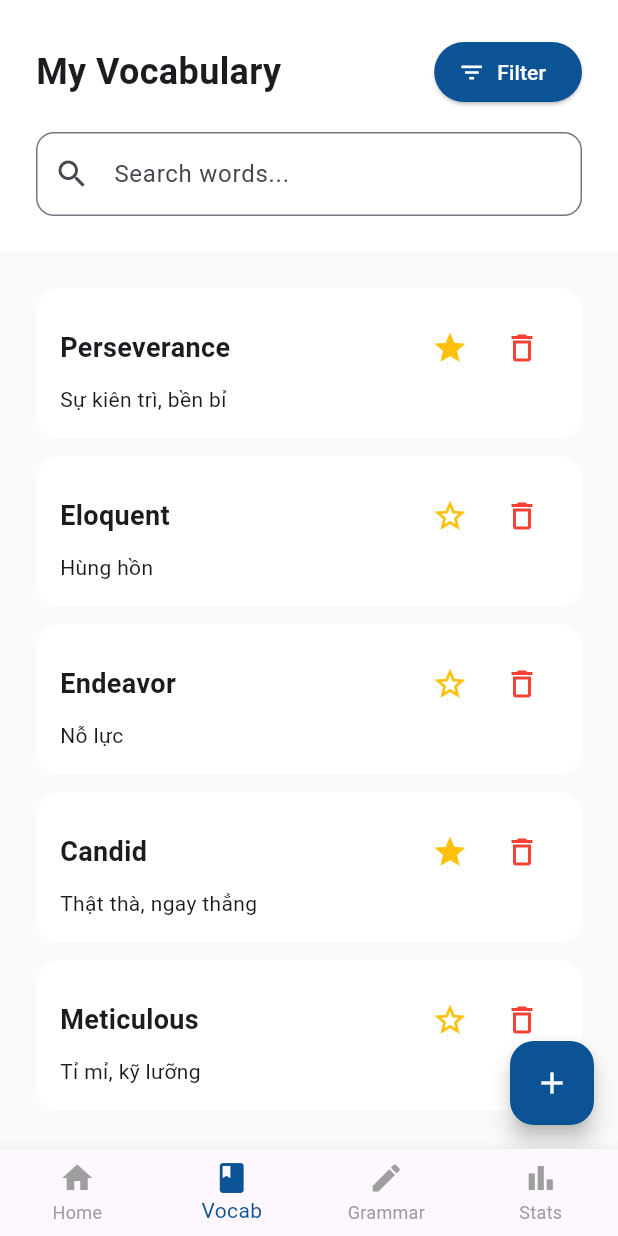
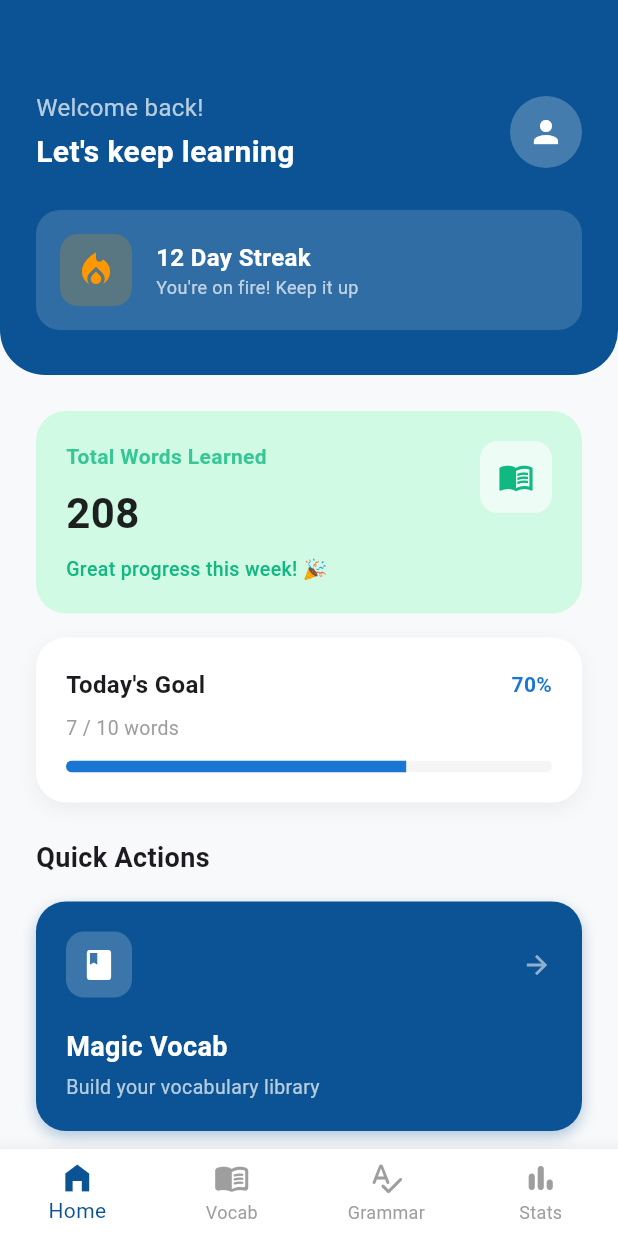
Before and after one commit to vuduyhung123/magic_english_app, a Flutter app: the MainScreen screen opened directly, on a phone screen of 412 x 824 dp. Run offline on Flutter 3.47's test engine with Material 3 defaults, Android fonts, the phone set to English and light mode, and no system bars; network calls fail.

Commit message:
[Feature] Tao giao dien home

```diff
--- a/lib/main.dart
+++ b/lib/main.dart
@@ -1,29 +1,29 @@
-
 import 'package:flutter/material.dart';
 import 'view_models/vocab_view_model.dart';
 import 'views/vocab_screen.dart';
 import 'views/welcome_screen.dart';
+import 'views/home_screen.dart'; // Import file mới
 
 void main() {
   runApp(const MyApp());
 }
 
-class MyApp extends StatefulWidget {
+class MyApp extends StatelessWidget {
   const MyApp({super.key});
-
-  @override
-  State<MyApp> createState() => _MyAppState();
-}
-
-class _MyAppState extends State<MyApp> {
-  // Khởi tạo ViewModel tại gốc ứng dụng
-  final VocabViewModel _vocabViewModel = VocabViewModel();
 
   @override
   Widget build(BuildContext context) {
     return MaterialApp(
       debugShowCheckedModeBanner: false,
-      home:  WelcomeScreen(),
+      title: 'Magic English',
+      themeMode: ThemeMode.light,
+      theme: ThemeData(
+        brightness: Brightness.light,
+        primaryColor: const Color(0xFF0B5394),
+        scaffoldBackgroundColor: Colors.white,
+        useMaterial3: true,
+      ),
+      home: const WelcomeScreen(), // Bắt đầu từ màn hình Welcome
     );
   }
 }
@@ -37,31 +37,48 @@
 }
 
 class _MainScreenState extends State<MainScreen> {
-  int _currentIndex = 1;
+  int _currentIndex = 0; // Mặc định mở tab Home (Index 0)
+
+  // Hàm chuyển tab
+  void _onTabTapped(int index) {
+    setState(() {
+      _currentIndex = index;
+    });
+  }
 
   @override
   Widget build(BuildContext context) {
-    // Truyền ViewModel vào VocabScreen
+    // Danh sách màn hình
     final List<Widget> screens = [
-      const Center(child: Text("Home")),
+      // Index 0: Home Screen (Truyền hàm chuyển tab vào)
+      HomeScreen(onNavigateToTab: _onTabTapped),
+
+      // Index 1: Vocab
       VocabScreen(viewModel: widget.viewModel),
-      const Center(child: Text("Grammar")),
-      const Center(child: Text("Stats")),
+
+      // Index 2: Grammar
+
     ];
 
     return Scaffold(
-      body: IndexedStack(index: _currentIndex, children: screens),
+      body: IndexedStack(
+        index: _currentIndex,
+        children: screens,
+      ),
       bottomNavigationBar: BottomNavigationBar(
         currentIndex: _currentIndex,
-        onTap: (idx) => setState(() => _currentIndex = idx),
+        onTap: _onTabTapped, // Gọi hàm chuyển tab khi bấm thanh dưới
         selectedItemColor: const Color(0xFF0B5394),
         unselectedItemColor: Colors.grey,
         type: BottomNavigationBarType.fixed,
+        backgroundColor: Colors.white,
+        elevation: 10,
+        showUnselectedLabels: true,
         items: const [
-          BottomNavigationBarItem(icon: Icon(Icons.home), label: "Home"),
-          BottomNavigationBarItem(icon: Icon(Icons.book), label: "Vocab"),
-          BottomNavigationBarItem(icon: Icon(Icons.edit), label: "Grammar"),
-          BottomNavigationBarItem(icon: Icon(Icons.bar_chart), label: "Stats"),
+          BottomNavigationBarItem(icon: Icon(Icons.home_filled), label: "Home"),
+          BottomNavigationBarItem(icon: Icon(Icons.menu_book_rounded), label: "Vocab"),
+          BottomNavigationBarItem(icon: Icon(Icons.spellcheck_rounded), label: "Grammar"),
+          BottomNavigationBarItem(icon: Icon(Icons.bar_chart_rounded), label: "Stats"),
         ],
       ),
     );
--- /dev/null
+++ b/lib/views/home_screen.dart
@@ -0,0 +1,308 @@
+import 'package:flutter/material.dart';
+
+class HomeScreen extends StatelessWidget {
+  // Callback để chuyển tab khi bấm vào các thẻ Quick Action
+  final Function(int) onNavigateToTab;
+
+  const HomeScreen({super.key, required this.onNavigateToTab});
+
+  @override
+  Widget build(BuildContext context) {
+    return Scaffold(
+      backgroundColor: const Color(0xFFF8F9FA), // Nền xám rất nhạt
+      body: SingleChildScrollView(
+        child: Column(
+          children: [
+            // --- HEADER SECTION ---
+            _buildHeader(),
+
+            // --- BODY SECTION ---
+            Padding(
+              padding: const EdgeInsets.all(24.0),
+              child: Column(
+                crossAxisAlignment: CrossAxisAlignment.start,
+                children: [
+                  // 1. Total Words Card (Màu xanh mint)
+                  _buildStatCard(
+                    color: const Color(0xFFD1FAE5), // Xanh nhạt
+                    iconColor: const Color(0xFF10B981),
+                    icon: Icons.menu_book,
+                    title: "Total Words Learned",
+                    value: "208",
+                    subtitle: "Great progress this week! 🎉",
+                  ),
+
+                  const SizedBox(height: 16),
+
+                  // 2. Today's Goal (Card trắng)
+                  _buildGoalCard(),
+
+                  const SizedBox(height: 24),
+                  const Text("Quick Actions", style: TextStyle(fontSize: 18, fontWeight: FontWeight.bold)),
+                  const SizedBox(height: 16),
+
+                  // 3. Magic Vocab Card (Màu xanh đậm)
+                  _buildActionCard(
+                    color: const Color(0xFF0B5394),
+                    icon: Icons.book,
+                    title: "Magic Vocab",
+                    subtitle: "Build your vocabulary library",
+                    onTap: () => onNavigateToTab(1), // Chuyển sang Tab Vocab (Index 1)
+                  ),
+
+                  const SizedBox(height: 16),
+
+                  // 4. Grammar Check Card (Màu tím)
+                  _buildActionCard(
+                    color: const Color(0xFF8B5CF6),
+                    icon: Icons.check_circle_outline,
+                    title: "Grammar Check",
+                    subtitle: "Check and improve your writing",
+                    showAiBadge: true,
+                    onTap: () => onNavigateToTab(2), // Chuyển sang Tab Grammar (Index 2)
+                  ),
+
+                  const SizedBox(height: 24),
+
+                  // 5. Bottom Stats Row (2 thẻ nhỏ)
+                  Row(
+                    children: [
+                      Expanded(
+                        child: _buildSmallStat(
+                          title: "This Week",
+                          value: "42 words",
+                          color: const Color(0xFFE0F2FE), // Xanh dương nhạt
+                          textColor: const Color(0xFF0284C7),
+                        ),
+                      ),
+                      const SizedBox(width: 16),
+                      Expanded(
+                        child: _buildSmallStat(
+                          title: "Accuracy",
+                          value: "89%",
+                          color: const Color(0xFFFFF7ED), // Cam nhạt
+                          textColor: const Color(0xFFEA580C),
+                        ),
+                      ),
+                    ],
+                  ),
+
+                  const SizedBox(height: 40), // Padding bottom
+                ],
+              ),
+            ),
+          ],
+        ),
+      ),
+    );
+  }
+
+  // Widget: Header cong màu xanh
+  Widget _buildHeader() {
+    return Container(
+      padding: const EdgeInsets.only(top: 60, left: 24, right: 24, bottom: 30),
+      decoration: const BoxDecoration(
+        color: Color(0xFF0B5394), // Màu chủ đạo Deep Blue
+        borderRadius: BorderRadius.only(
+          bottomLeft: Radius.circular(30),
+          bottomRight: Radius.circular(30), // Bo cong cả 2 bên cho cân đối hoặc chỉ trái tùy design
+        ),
+      ),
+      child: Column(
+        crossAxisAlignment: CrossAxisAlignment.start,
+        children: [
+          // Top Row: Welcome & Avatar
+          Row(
+            mainAxisAlignment: MainAxisAlignment.spaceBetween,
+            children: [
+              const Column(
+                crossAxisAlignment: CrossAxisAlignment.start,
+                children: [
+                  Text("Welcome back!", style: TextStyle(color: Colors.white70, fontSize: 16)),
+                  SizedBox(height: 4),
+                  Text("Let's keep learning", style: TextStyle(color: Colors.white, fontSize: 20, fontWeight: FontWeight.bold)),
+                ],
+              ),
+              // Avatar Placeholder
+              CircleAvatar(
+                radius: 24,
+                backgroundColor: Colors.white24,
+                child: const Icon(Icons.person, color: Colors.white),
+              )
+            ],
+          ),
+          const SizedBox(height: 24),
+
+          // Streak Card (Lồng bên trong Header)
+          Container(
+            padding: const EdgeInsets.all(16),
+            decoration: BoxDecoration(
+              color: Colors.white.withOpacity(0.15),
+              borderRadius: BorderRadius.circular(16),
+            ),
+            child: Row(
+              children: [
+                Container(
+                  padding: const EdgeInsets.all(10),
+                  decoration: BoxDecoration(
+                    color: Colors.orange.withOpacity(0.2),
+                    borderRadius: BorderRadius.circular(12),
+                  ),
+                  child: const Icon(Icons.local_fire_department, color: Colors.orange, size: 28),
+                ),
+                const SizedBox(width: 16),
+                const Column(
+                  crossAxisAlignment: CrossAxisAlignment.start,
+                  children: [
+                    Text("12 Day Streak", style: TextStyle(color: Colors.white, fontWeight: FontWeight.bold, fontSize: 16)),
+                    Text("You're on fire! Keep it up", style: TextStyle(color: Colors.white70, fontSize: 12)),
+                  ],
+                )
+              ],
+            ),
+          )
+        ],
+      ),
+    );
+  }
+
+  // Widget: Thẻ thống kê lớn (Xanh mint)
+  Widget _buildStatCard({
+    required Color color, required Color iconColor, required IconData icon,
+    required String title, required String value, required String subtitle
+  }) {
+    return Container(
+      padding: const EdgeInsets.all(20),
+      decoration: BoxDecoration(
+        color: color,
+        borderRadius: BorderRadius.circular(20),
+      ),
+      child: Row(
+        crossAxisAlignment: CrossAxisAlignment.start,
+        children: [
+          Expanded(
+            child: Column(
+              crossAxisAlignment: CrossAxisAlignment.start,
+              children: [
+                Text(title, style: TextStyle(color: iconColor.withOpacity(0.8), fontSize: 14, fontWeight: FontWeight.w600)),
+                const SizedBox(height: 8),
+                Text(value, style: TextStyle(color: Colors.black87, fontSize: 28, fontWeight: FontWeight.bold)),
+                const SizedBox(height: 8),
+                Text(subtitle, style: TextStyle(color: iconColor, fontSize: 13, fontWeight: FontWeight.w500)),
+              ],
+            ),
+          ),
+          Container(
+            padding: const EdgeInsets.all(12),
+            decoration: BoxDecoration(
+              color: Colors.white.withOpacity(0.6),
+              borderRadius: BorderRadius.circular(12),
+            ),
+            child: Icon(icon, color: iconColor),
+          )
+        ],
+      ),
+    );
+  }
+
+  // Widget: Thẻ mục tiêu (Goal)
+  Widget _buildGoalCard() {
+    return Container(
+      padding: const EdgeInsets.all(20),
+      decoration: BoxDecoration(
+        color: Colors.white,
+        borderRadius: BorderRadius.circular(20),
+        boxShadow: [BoxShadow(color: Colors.black.withOpacity(0.05), blurRadius: 10, offset: const Offset(0, 4))],
+      ),
+      child: Column(
+        crossAxisAlignment: CrossAxisAlignment.start,
+        children: [
+          Row(
+            mainAxisAlignment: MainAxisAlignment.spaceBetween,
+            children: [
+              const Text("Today's Goal", style: TextStyle(fontWeight: FontWeight.bold, fontSize: 16)),
+              Text("70%", style: TextStyle(color: Colors.blue[700], fontWeight: FontWeight.bold)),
+            ],
+          ),
+          const SizedBox(height: 8),
+          const Text("7 / 10 words", style: TextStyle(color: Colors.grey, fontSize: 13)),
+          const SizedBox(height: 12),
+          // Progress Bar
+          ClipRRect(
+            borderRadius: BorderRadius.circular(10),
+            child: LinearProgressIndicator(
+              value: 0.7,
+              minHeight: 8,
+              backgroundColor: Colors.grey[100],
+              valueColor: AlwaysStoppedAnimation<Color>(Colors.blue[700]!),
+            ),
+          ),
+        ],
+      ),
+    );
+  }
+
+  // Widget: Nút Quick Action (Xanh đậm & Tím)
+  Widget _buildActionCard({
+    required Color color, required IconData icon, required String title, required String subtitle,
+    bool showAiBadge = false, required VoidCallback onTap
+  }) {
+    return GestureDetector(
+      onTap: onTap,
+      child: Container(
+        padding: const EdgeInsets.all(20),
+        decoration: BoxDecoration(
+          color: color,
+          borderRadius: BorderRadius.circular(20),
+          boxShadow: [BoxShadow(color: color.withOpacity(0.3), blurRadius: 8, offset: const Offset(0, 4))],
+        ),
+        child: Column(
+          crossAxisAlignment: CrossAxisAlignment.start,
+          children: [
+            Row(
+              mainAxisAlignment: MainAxisAlignment.spaceBetween,
+              children: [
+                Container(
+                  padding: const EdgeInsets.all(10),
+                  decoration: BoxDecoration(color: Colors.white.withOpacity(0.2), borderRadius: BorderRadius.circular(12)),
+                  child: Icon(icon, color: Colors.white, size: 24),
+                ),
+                if (showAiBadge)
+                  Container(
+                    padding: const EdgeInsets.symmetric(horizontal: 10, vertical: 4),
+                    decoration: BoxDecoration(color: Colors.white.withOpacity(0.2), borderRadius: BorderRadius.circular(20)),
+                    child: const Text("AI", style: TextStyle(color: Colors.white, fontSize: 10, fontWeight: FontWeight.bold)),
+                  )
+                else
+                  const Icon(Icons.arrow_forward, color: Colors.white54, size: 20),
+              ],
+            ),
+            const SizedBox(height: 20),
+            Text(title, style: const TextStyle(color: Colors.white, fontSize: 18, fontWeight: FontWeight.bold)),
+            const SizedBox(height: 4),
+            Text(subtitle, style: const TextStyle(color: Colors.white70, fontSize: 13)),
+          ],
+        ),
+      ),
+    );
+  }
+
+  // Widget: Thẻ thống kê nhỏ cuối trang
+  Widget _buildSmallStat({required String title, required String value, required Color color, required Color textColor}) {
+    return Container(
+      padding: const EdgeInsets.all(16),
+      decoration: BoxDecoration(
+        color: color,
+        borderRadius: BorderRadius.circular(16),
+      ),
+      child: Column(
+        crossAxisAlignment: CrossAxisAlignment.start,
+        children: [
+          Text(title, style: TextStyle(color: textColor.withOpacity(0.8), fontSize: 13)),
+          const SizedBox(height: 8),
+          Text(value, style: TextStyle(color: textColor, fontSize: 18, fontWeight: FontWeight.bold)),
+        ],
+      ),
+    );
+  }
+}
```
